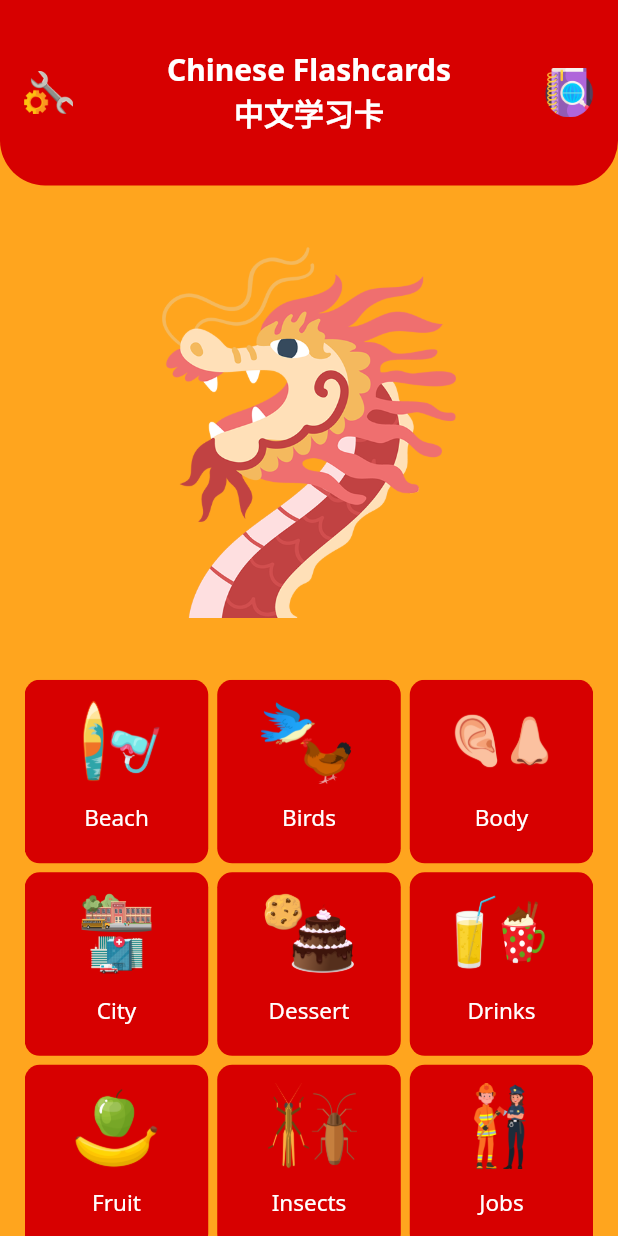
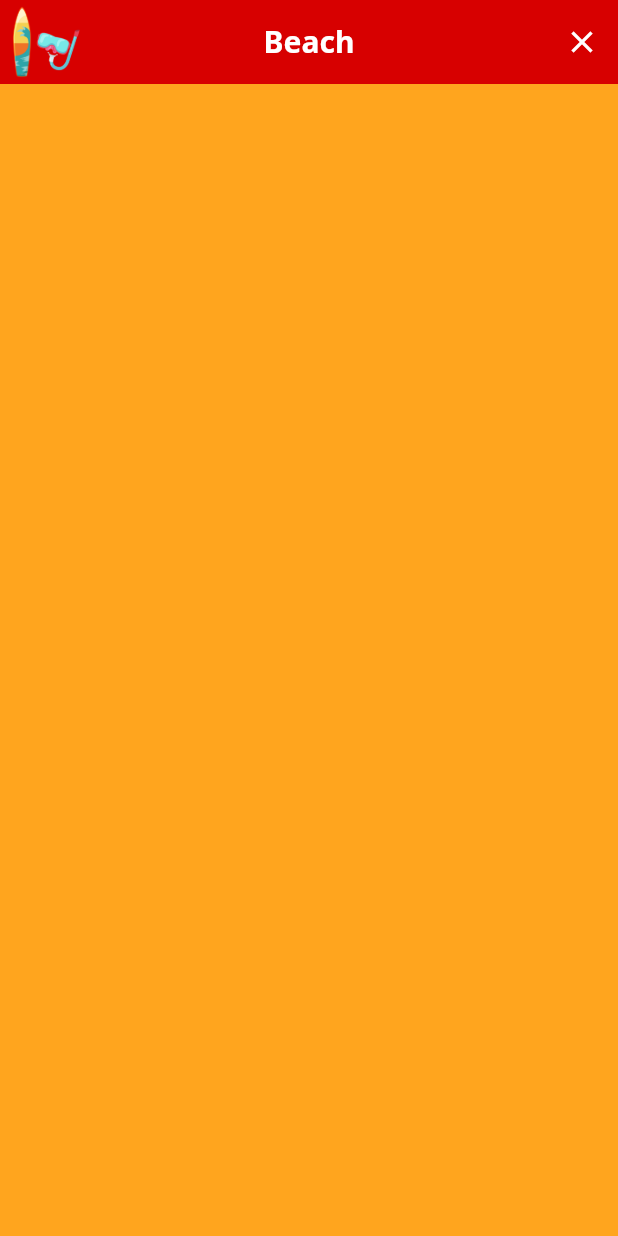
Before and after one commit to peterramsis/learn_app, a Flutter app: the screen it shows after launch, after a tap on "Beach", on a phone screen of 412 x 824 dp. Run offline on Flutter 3.47's test engine with Material 2 defaults, Android fonts, the phone set to English and light mode, and no system bars; our stand-ins replace google_fonts.

Commit message:
provider and page flashcard

```diff
--- /dev/null
+++ b/lib/animations/fade_in_animations.dart
@@ -0,0 +1,54 @@
+import 'package:flutter/material.dart';
+
+class FadeInAnimation extends StatefulWidget {
+  const FadeInAnimation({required this.child, Key? key}) : super(key: key);
+
+  final Widget child;
+
+  @override
+  State<FadeInAnimation> createState() => _FadeInAnimationState();
+}
+
+class _FadeInAnimationState extends State<FadeInAnimation>
+    with SingleTickerProviderStateMixin {
+  late final AnimationController _animationController;
+  late final Animation<double> _scaleAnimation, _opacityAnimation;
+
+  @override
+  initState() {
+    _animationController = AnimationController(
+        duration: const Duration(milliseconds: 800), vsync: this);
+    super.initState();
+
+    _scaleAnimation = Tween<double>(begin: 0.90, end: 1.0).animate(
+        CurvedAnimation(
+            parent: _animationController, curve: Curves.easeInOutSine));
+
+    _opacityAnimation = Tween<double>(begin: 0.50, end: 1.0).animate(
+        CurvedAnimation(
+            parent: _animationController, curve: Curves.easeInOutSine));
+
+    _animationController.forward();
+  }
+
+  @override
+  dispose() {
+    _animationController.dispose();
+    super.dispose();
+  }
+
+  @override
+  Widget build(BuildContext context) {
+    return AnimatedBuilder(
+      animation: _animationController,
+      builder: (context, child) => Opacity(
+        opacity: _opacityAnimation.value,
+        child: Transform(
+          alignment: Alignment.center,
+          transform: Matrix4.identity()..scale(_scaleAnimation.value),
+          child: widget.child,
+        ),
+      ),
+    );
+  }
+}
--- a/lib/components/home_page/topic_title.dart
+++ b/lib/components/home_page/topic_title.dart
@@ -1,4 +1,5 @@
 import 'package:flutter/material.dart';
+import 'package:learn/utils/methods.dart';
 class TopicTitle extends StatelessWidget {
   final String topic;
   const TopicTitle({Key? key ,required this.topic}) : super(key: key);
@@ -26,6 +27,7 @@ class TopicTitle extends StatelessWidget {
       ),
       onTap: (){
          print(topic);
+         loadSession(context , topic);
       },
     );
   }
--- a/lib/main.dart
+++ b/lib/main.dart
@@ -1,10 +1,14 @@
 import 'package:flutter/material.dart';
+import 'package:learn/notifiers/FlashcardNotifier.dart';
 import 'package:learn/pages/home_page.dart';
+import 'package:provider/provider.dart';
 
 import 'config/theme.dart';
 
 void main() {
-  runApp(const MyApp());
+  runApp(MultiProvider(providers:  [
+    ChangeNotifierProvider(create: (_) => FlashcardsNotifier())
+  ], child: const MyApp(),));
 }
 
 class MyApp extends StatelessWidget {
--- /dev/null
+++ b/lib/notifiers/FlashcardNotifier.dart
@@ -0,0 +1,10 @@
+import 'package:flutter/cupertino.dart';
+
+class FlashcardsNotifier extends ChangeNotifier{
+  String topic = "";
+
+  setTopic({required String topic}){
+    this.topic = topic;
+    notifyListeners();
+  }
+}
--- /dev/null
+++ b/lib/pages/flash_card_page.dart
@@ -0,0 +1,30 @@
+import 'package:flutter/material.dart';
+import 'package:learn/notifiers/FlashcardNotifier.dart';
+import 'package:learn/pages/home_page.dart';
+import 'package:provider/provider.dart';
+class FlashcardsPage extends StatefulWidget {
+  const FlashcardsPage({Key? key}) : super(key: key);
+
+  @override
+  State<FlashcardsPage> createState() => _FlashcardsPageState();
+}
+
+class _FlashcardsPageState extends State<FlashcardsPage> {
+  @override
+  Widget build(BuildContext context) {
+    return Consumer<FlashcardsNotifier>(builder: (_, notifier, __){
+      return Scaffold(
+        appBar: AppBar(
+          title: Hero(
+            tag: notifier.topic,
+            child: Text(notifier.topic),
+          ),
+          leading: Image.asset("assets/images/${notifier.topic}.png"),
+          actions: [
+            IconButton(onPressed: ()=>Navigator.of(context).pushAndRemoveUntil(  MaterialPageRoute(builder: (context)=> const HomePage()) , (route) => false), icon: const Icon(Icons.close))
+          ],
+        ),
+      );
+    });
+  }
+}
--- a/lib/pages/home_page.dart
+++ b/lib/pages/home_page.dart
@@ -1,4 +1,5 @@
 import 'package:flutter/material.dart';
+import 'package:learn/animations/fade_in_animations.dart';
 import 'package:learn/components/home_page/topic_title.dart';
 import 'package:learn/data/words.dart';
 
@@ -72,13 +73,13 @@ class _HomePageState extends State<HomePage> {
               flexibleSpace: FlexibleSpaceBar(
                 background: Padding(
                   padding: EdgeInsets.all(size.width * 0.10),
-                  child: Image.asset("assets/images/Dragon.png"),
+                  child: FadeInAnimation(child: Image.asset("assets/images/Dragon.png")),
                 ),
               ),
             ),
             SliverGrid(delegate: SliverChildBuilderDelegate(
               childCount: _topics.length,
-              (context, index) => TopicTitle(topic: _topics[index]),
+              (context, index) => FadeInAnimation(child: TopicTitle(topic: _topics[index])),
             ), gridDelegate: const SliverGridDelegateWithFixedCrossAxisCount(
               crossAxisCount: 3,
               crossAxisSpacing: 6,
--- /dev/null
+++ b/lib/utils/methods.dart
@@ -0,0 +1,11 @@
+
+
+import 'package:flutter/material.dart';
+import 'package:learn/notifiers/FlashcardNotifier.dart';
+import 'package:learn/pages/flash_card_page.dart';
+import 'package:provider/provider.dart';
+
+loadSession(BuildContext context , String topic){
+  Navigator.push(context, MaterialPageRoute(builder: (context) => const FlashcardsPage()));
+  Provider.of<FlashcardsNotifier>(context, listen: false).setTopic(topic: topic);
+}
--- a/pubspec.yaml
+++ b/pubspec.yaml
@@ -36,6 +36,7 @@ dependencies:
   # Use with the CupertinoIcons class for iOS style icons.
   cupertino_icons: ^1.0.2
   google_fonts: ^6.1.0
+  provider: ^6.0.5
 
 dev_dependencies:
   flutter_test:
```
Also changed, not shown: pubspec.lock.
